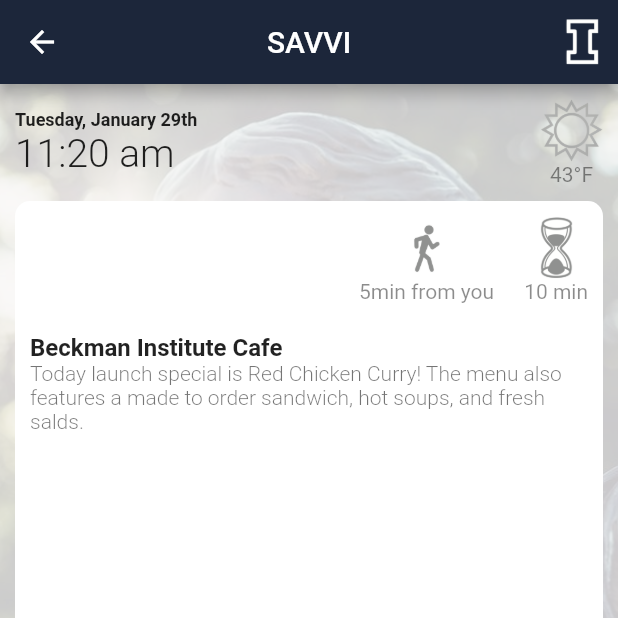
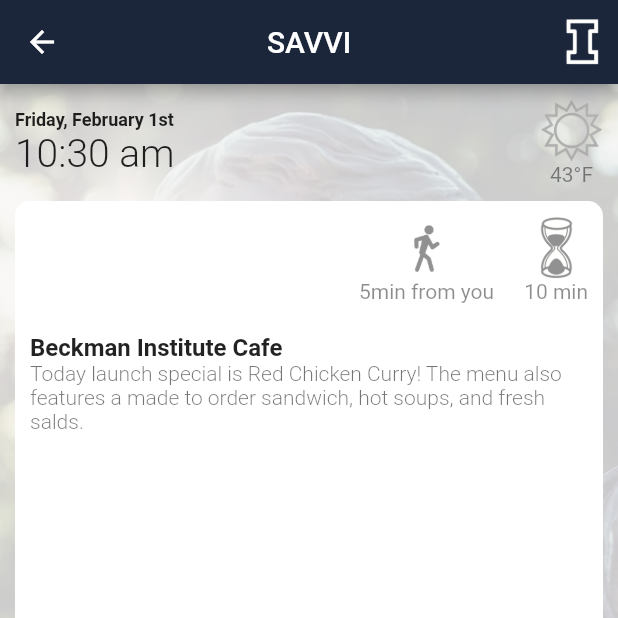
Before and after one commit to bingzhang/scci-poc-flutter, a Flutter app: the StudentHomePanel screen opened directly, after a tap on "Life on Campus", on a phone screen of 412 x 824 dp, the top half of it. Run offline on Flutter 3.47's test engine with Material 2 defaults, Android fonts, the phone set to English and light mode, and no system bars; our stand-ins replace modal_progress_hud, shared_preferences; missing offline and left inert: flutter_webview_plugin, swipedetector; accounts and stored records are empty; network calls fail.

Commit message:
Implement clock widget.

```diff
--- a/lib/ui/panels/student/StudentCampusPanel.dart
+++ b/lib/ui/panels/student/StudentCampusPanel.dart
@@ -3,6 +3,7 @@
  */
 
 import 'package:flutter/material.dart';
+import 'package:profile_demo/ui/widgets/Clock.dart';
 import 'package:profile_demo/ui/widgets/HeaderAppBar.dart';
 import 'package:profile_demo/ui/widgets/SearchBar.dart';
 
@@ -28,10 +29,7 @@ class StudentCampusPanel extends StatelessWidget {
                 ),),
                 child: Column(children: <Widget>[
                   Row(children: <Widget>[
-                    Column(crossAxisAlignment:CrossAxisAlignment.start, children:<Widget>[
-                      Text("Tuesday, January 29th", style: TextStyle(fontWeight:FontWeight.w600, fontSize: 12, color: Colors.black87),),
-                      Text("11:20 am", style: TextStyle(fontWeight:FontWeight.w300, fontSize: 26, color: Colors.black87)),
-                    ]),
+                    Clock(),
                     Expanded(child:Column()),
                     Column(children:<Widget>[
                       Image.asset('images/icon-weather.png', width: 42, height: 42, fit: BoxFit.cover),
--- a/lib/ui/panels/student/StudentHomePanel.dart
+++ b/lib/ui/panels/student/StudentHomePanel.dart
@@ -12,6 +12,7 @@ import 'package:profile_demo/ui/panels/WebContentPanel.dart';
 import 'package:profile_demo/ui/widgets/HeaderAppBar.dart';
 import 'package:profile_demo/ui/widgets/SearchBar.dart';
 import 'package:profile_demo/ui/widgets/HorizontalDivider.dart';
+import 'package:profile_demo/ui/widgets/Clock.dart';
 
 class StudentHomePanel extends StatelessWidget {
   @override
@@ -42,22 +43,7 @@ class StudentHomePanel extends StatelessWidget {
                     children: <Widget>[
                       Row(
                         children: <Widget>[
-                          Column(
-                              crossAxisAlignment: CrossAxisAlignment.start,
-                              children: <Widget>[
-                                Text(
-                                  "Tuesday, January 29th",
-                                  style: TextStyle(
-                                      fontWeight: FontWeight.w600,
-                                      fontSize: 12,
-                                      color: Colors.black87),
-                                ),
-                                Text("8:10 am",
-                                    style: TextStyle(
-                                        fontWeight: FontWeight.w300,
-                                        fontSize: 26,
-                                        color: Colors.black87)),
-                              ]),
+                          Clock(),
                           Expanded(child: Column()),
                           Column(children: <Widget>[
                             Image.asset('images/icon-weather.png',
--- /dev/null
+++ b/lib/ui/widgets/Clock.dart
@@ -0,0 +1,84 @@
+/*
+ * Copyright (c) 2019 UIUC. All rights reserved.
+ */
+
+import 'dart:async';
+
+import 'package:flutter/material.dart';
+import 'package:intl/intl.dart';
+
+class Clock extends StatefulWidget {
+  @override
+  _ClockState createState() => _ClockState();
+}
+
+class _ClockState extends State<Clock> {
+  String _dayString;
+  String _timeString;
+
+  @override
+  void initState() {
+    _initTime();
+    Timer.periodic(Duration(seconds: 1), (Timer t) => _updateTime());
+    super.initState();
+  }
+
+  @override
+  Widget build(BuildContext context) {
+    return Column(
+        crossAxisAlignment: CrossAxisAlignment.start,
+        children: <Widget>[
+          Text(
+            _dayString,
+            style: TextStyle(
+                fontWeight: FontWeight.w600,
+                fontSize: 12,
+                color: Colors.black87),
+          ),
+          Text(_timeString,
+              style: TextStyle(
+                  fontWeight: FontWeight.w300,
+                  fontSize: 26,
+                  color: Colors.black87)),
+        ]);
+  }
+
+  void _initTime() {
+    final DateTime now = DateTime.now();
+    _timeString = _formatTime(now);
+    _dayString = _formatDate(now);
+  }
+
+  void _updateTime() {
+    final DateTime now = DateTime.now();
+    final String formattedTime = _formatTime(now);
+    final String formattedDate = _formatDate(now);
+    setState(() {
+      _timeString = formattedTime;
+      _dayString = formattedDate;
+    });
+  }
+
+  String _formatTime(DateTime dateTime) {
+    return DateFormat('h:mm a').format(dateTime).toLowerCase();
+  }
+
+  String _formatDate(DateTime dateTime) {
+    String dateFormat = DateFormat('EEEE, MMMM d').format(dateTime);
+    String daySuffix = _formatDaySuffix(dateTime.day);
+    return dateFormat + daySuffix;
+  }
+
+  String _formatDaySuffix(int day) {
+    switch (day) {
+      case 1:
+        return 'st';
+      case 2:
+        return 'nd';
+      case 3:
+        return 'rd';
+      default:
+        return 'th';
+    }
+  }
+}
```
